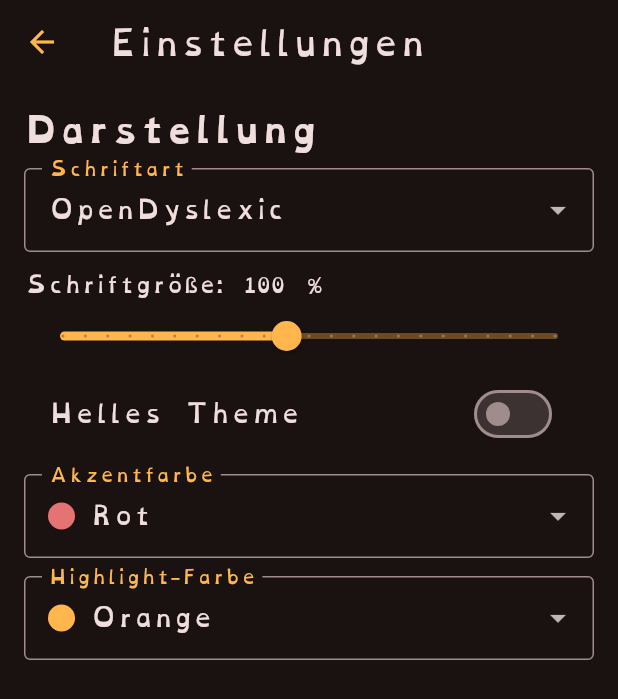
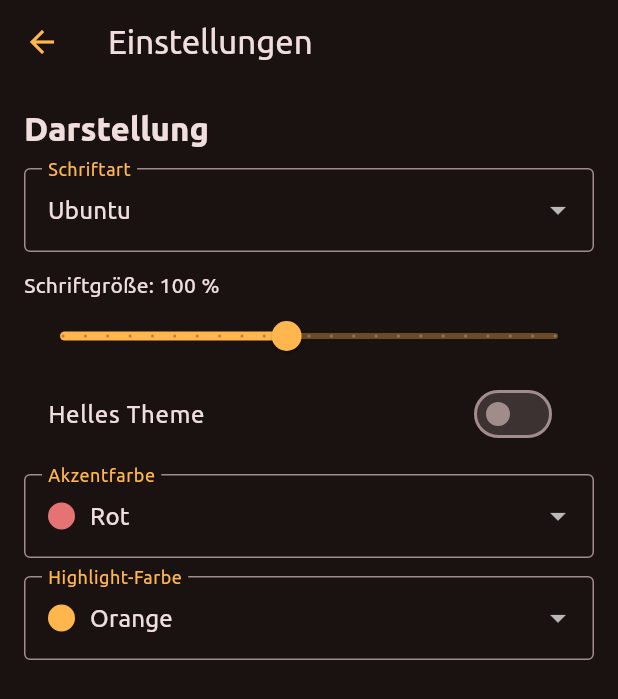
Before and after one commit to maheis/playsheet, a Flutter app: the screen it shows after launch, after a tap on the "settings" icon, on a phone screen of 412 x 824 dp. Shown: the top 699 px of the screen. Run offline on Flutter 3.47's test engine with Material 3 defaults, Android fonts, the phone set to English and light mode, and no system bars; our stand-ins replace flutter_svg, sembast, shared_preferences; project files that could hold a hidden picture were left out.

Commit message:
fix: update default fontFamily to 'Ubuntu' in AppSettings

```diff
--- a/lib/src/settings.dart
+++ b/lib/src/settings.dart
@@ -16,7 +16,7 @@ class AppSettings {
   });
 
   static const defaults = AppSettings(
-    fontFamily: 'OpenDyslexic',
+    fontFamily: 'Ubuntu',
     textScaleFactor: 1,
     useLightTheme: false,
     accentColorValue: 0xFFE57373,
@@ -112,7 +112,7 @@ class SettingsController extends ChangeNotifier {
   }
 
   AppSettings _fromJson(Map<String, dynamic> data) => AppSettings(
-        fontFamily: data['fontFamily'] as String? ?? 'OpenDyslexic',
+        fontFamily: data['fontFamily'] as String? ?? 'Ubuntu',
         textScaleFactor: ((data['textScaleFactor'] as num?)?.toDouble() ?? 1)
             .clamp(0.5, 1.6),
         useLightTheme: data['useLightTheme'] as bool? ?? false,
```
